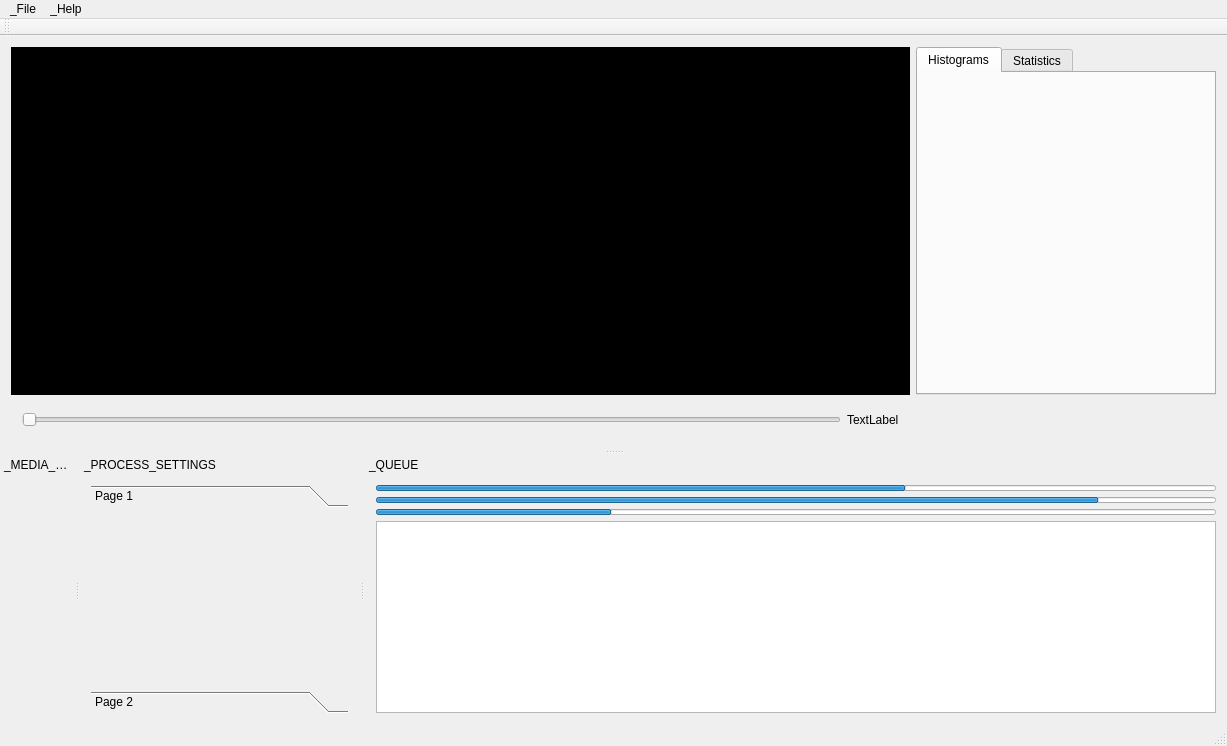
This is Source/OpenCine/MainWindow.ui in apertus-open-source-cinema/opencine as Qt 5 draws it before an edit. The edited form follows.
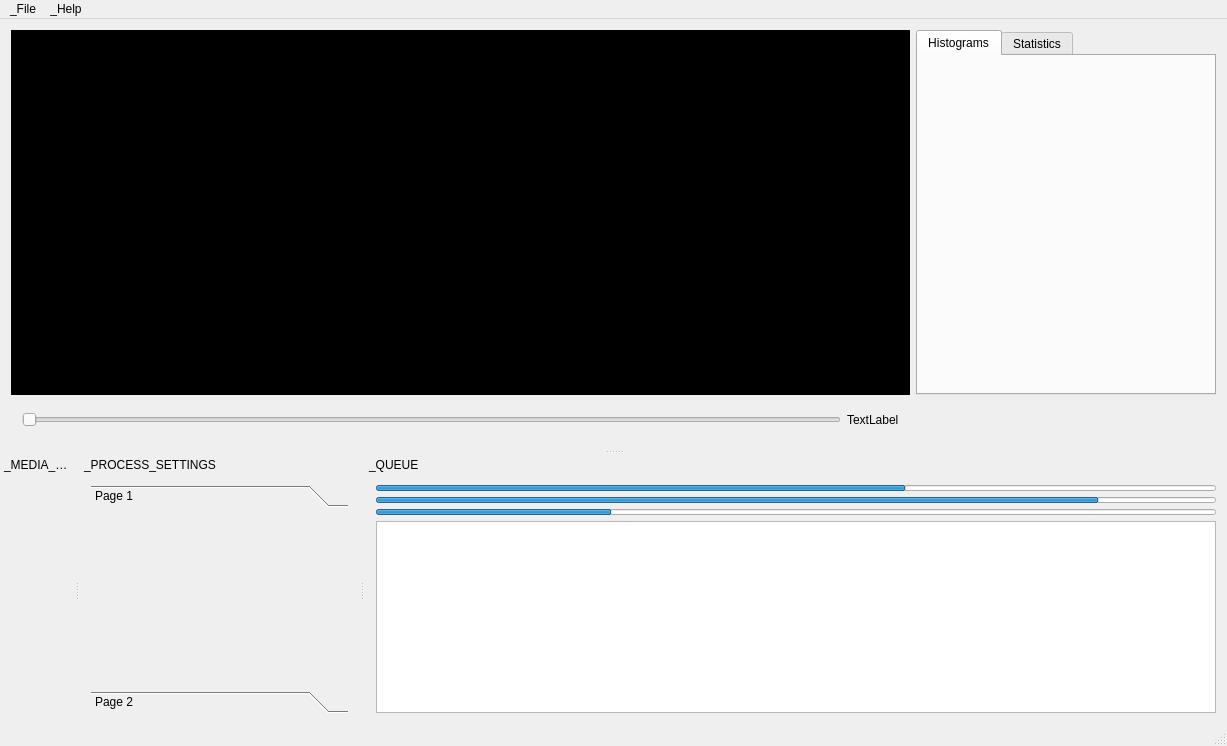
This is the edited form. Custom widgets are drawn as their Qt base class.

Patch:
```diff
--- a/Source/OpenCine/MainWindow.ui
+++ b/Source/OpenCine/MainWindow.ui
@@ -15,7 +15,7 @@
   </property>
   <widget class="QWidget" name="centralWidget">
    <layout class="QGridLayout" name="gridLayout_3">
-    <item row="0" column="2">
+    <item row="0" column="1">
      <widget class="QTabWidget" name="tabWidget">
       <property name="maximumSize">
        <size>
@@ -30,6 +30,7 @@
        <attribute name="title">
         <string>Histograms</string>
        </attribute>
+       <layout class="QGridLayout" name="gridLayout_5"/>
       </widget>
       <widget class="QWidget" name="tab_4">
        <attribute name="title">
@@ -38,7 +39,7 @@
       </widget>
      </widget>
     </item>
-    <item row="2" column="1" rowspan="2">
+    <item row="2" column="0" rowspan="2">
      <widget class="QFrame" name="horizontalFrame">
       <layout class="QHBoxLayout" name="horizontalLayout">
        <item>
@@ -58,7 +59,7 @@
       </layout>
      </widget>
     </item>
-    <item row="0" column="1">
+    <item row="0" column="0">
      <widget class="QGraphicsView" name="previewArea">
       <property name="styleSheet">
        <string notr="true">background-color: rgb(0, 0, 0);</string>
@@ -109,14 +110,6 @@
    <addaction name="menuFile"/>
    <addaction name="menuHelp"/>
   </widget>
-  <widget class="QToolBar" name="mainToolBar">
-   <attribute name="toolBarArea">
-    <enum>TopToolBarArea</enum>
-   </attribute>
-   <attribute name="toolBarBreak">
-    <bool>false</bool>
-   </attribute>
-  </widget>
   <widget class="QStatusBar" name="statusBar"/>
   <widget class="QDockWidget" name="dockWidget_3">
    <property name="autoFillBackground">
@@ -182,21 +175,22 @@
          <rect>
           <x>0</x>
           <y>0</y>
-          <width>125</width>
-          <height>116</height>
+          <width>256</width>
+          <height>170</height>
          </rect>
         </property>
         <attribute name="label">
          <string>Page 1</string>
         </attribute>
+        <layout class="QGridLayout" name="gridLayout_6"/>
        </widget>
        <widget class="QWidget" name="page_2">
         <property name="geometry">
          <rect>
           <x>0</x>
           <y>0</y>
-          <width>125</width>
-          <height>116</height>
+          <width>256</width>
+          <height>170</height>
          </rect>
         </property>
         <attribute name="label">
```
